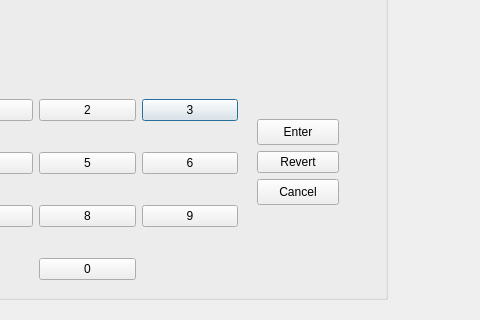
First picture: the form in DLLPinCode/pincode.ui, repository JereKortesalmi/BankProject, before the edit; both pictures show x 353 to 833 and y 201 to 521 of the 1131 by 749 pixel window.
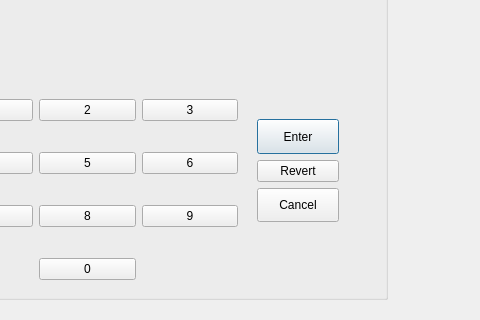
Second picture: the form after the edit.

Patch:
```diff
--- a/DLLPinCode/pincode.ui
+++ b/DLLPinCode/pincode.ui
@@ -305,7 +305,7 @@
       <x>410</x>
       <y>230</y>
       <width>82</width>
-      <height>86</height>
+      <height>103</height>
      </rect>
     </property>
     <property name="sizePolicy">
@@ -329,6 +329,12 @@
        <property name="text">
         <string>Enter</string>
        </property>
+       <property name="autoDefault">
+        <bool>false</bool>
+       </property>
+       <property name="default">
+        <bool>true</bool>
+       </property>
       </widget>
      </item>
      <item>
```
